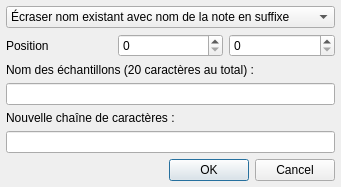
Qt form trunk/gui_divers/dialog_rename.ui (davy7125/polyphone) before a commit.
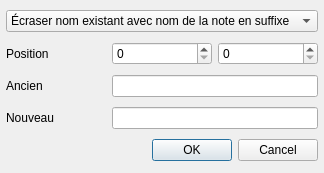
The same form after that commit. Icons and pictures are not drawn.

Commit message: Recall of rename parameters

The edit to the form file:
```diff
--- a/trunk/gui_divers/dialog_rename.ui
+++ b/trunk/gui_divers/dialog_rename.ui
@@ -9,10 +9,16 @@
    <rect>
     <x>0</x>
     <y>0</y>
-    <width>341</width>
-    <height>183</height>
+    <width>308</width>
+    <height>173</height>
    </rect>
   </property>
+  <property name="sizePolicy">
+   <sizepolicy hsizetype="Preferred" vsizetype="Fixed">
+    <horstretch>0</horstretch>
+    <verstretch>0</verstretch>
+   </sizepolicy>
+  </property>
   <property name="windowTitle">
    <string>Renommage de masse</string>
   </property>
@@ -65,23 +71,6 @@
      </item>
     </widget>
    </item>
-   <item row="7" column="1" colspan="2">
-    <widget class="QDialogButtonBox" name="buttonBox">
-     <property name="orientation">
-      <enum>Qt::Horizontal</enum>
-     </property>
-     <property name="standardButtons">
-      <set>QDialogButtonBox::Cancel|QDialogButtonBox::Ok</set>
-     </property>
-    </widget>
-   </item>
-   <item row="5" column="0" colspan="3">
-    <widget class="QLineEdit" name="lineText2">
-     <property name="maxLength">
-      <number>20</number>
-     </property>
-    </widget>
-   </item>
    <item row="1" column="2">
     <widget class="QSpinBox" name="spinPos2">
      <property name="maximum">
@@ -106,43 +95,47 @@
      </property>
     </widget>
    </item>
-   <item row="6" column="1">
-    <spacer name="verticalSpacer">
+   <item row="7" column="1" colspan="2">
+    <widget class="QDialogButtonBox" name="buttonBox">
      <property name="orientation">
-      <enum>Qt::Vertical</enum>
+      <enum>Qt::Horizontal</enum>
      </property>
-     <property name="sizeHint" stdset="0">
-      <size>
-       <width>20</width>
-       <height>40</height>
-      </size>
+     <property name="standardButtons">
+      <set>QDialogButtonBox::Cancel|QDialogButtonBox::Ok</set>
      </property>
-    </spacer>
+    </widget>
    </item>
-   <item row="2" column="0" colspan="3">
+   <item row="4" column="0">
+    <widget class="QLabel" name="labelString2">
+     <property name="toolTip">
+      <string notr="true"/>
+     </property>
+     <property name="text">
+      <string>Nouveau</string>
+     </property>
+    </widget>
+   </item>
+   <item row="3" column="0">
     <widget class="QLabel" name="labelString1">
      <property name="toolTip">
       <string notr="true"/>
      </property>
      <property name="text">
-      <string>Nom des échantillons (20 caractères au total) :</string>
+      <string>Ancien</string>
      </property>
     </widget>
    </item>
-   <item row="3" column="0" colspan="3">
+   <item row="3" column="1" colspan="2">
     <widget class="QLineEdit" name="lineText1">
      <property name="maxLength">
       <number>20</number>
      </property>
     </widget>
    </item>
-   <item row="4" column="0" colspan="3">
-    <widget class="QLabel" name="labelString2">
-     <property name="toolTip">
-      <string notr="true"/>
-     </property>
-     <property name="text">
-      <string>Nouvelle chaîne de caractères :</string>
+   <item row="4" column="1" colspan="2">
+    <widget class="QLineEdit" name="lineText2">
+     <property name="maxLength">
+      <number>20</number>
      </property>
     </widget>
    </item>
```
The commit also changes 5 other files.
